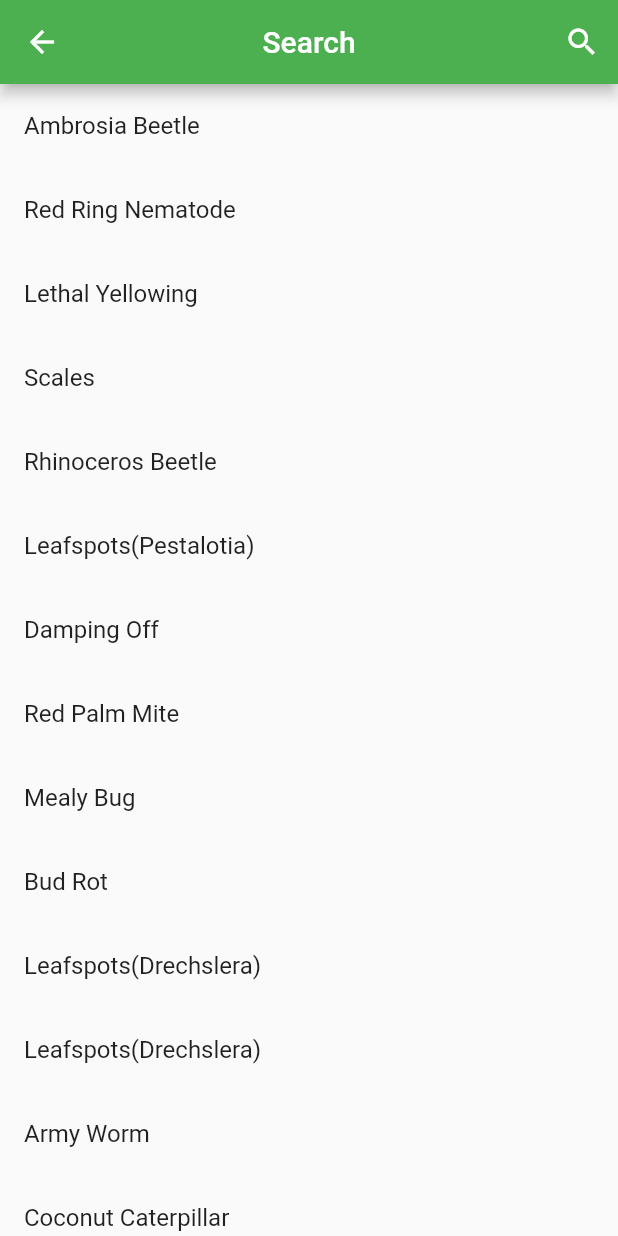
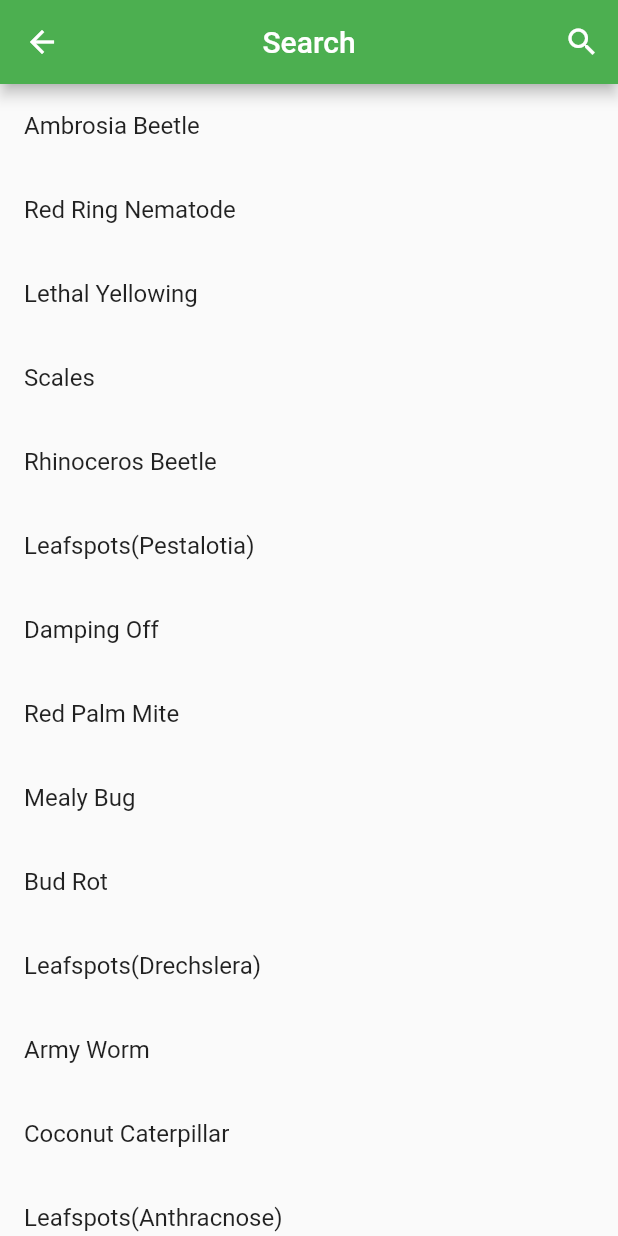
Before and after one commit to forbes27/cardi-coco-support-app, a Flutter app: the Search screen opened directly, on a phone screen of 412 x 824 dp. Run offline on Flutter 3.47's test engine with Material 2 defaults, Android fonts, the phone set to English and light mode, and no system bars; our stand-ins replace firebase_auth, firebase_database, firebase_storage, flutter_tts, google_maps_flutter, google_sign_in and 2 more; accounts and stored records are empty; network calls fail.

Commit message:
Changes to be made to search engine

```diff
--- a/cardi_app/lib/ui/chat.dart
+++ b/cardi_app/lib/ui/chat.dart
@@ -126,7 +126,7 @@
     Widget imageBuild(String str) { //returns an image container widget
       return new Container(
         padding: const EdgeInsets.all(2.0),
-          child: new Image.network("${str}"),
+          child: new Image.network("$str}"),
         width: 300.0,
         height: 300.0,
       );
--- a/cardi_app/lib/ui/homepage.dart
+++ b/cardi_app/lib/ui/homepage.dart
@@ -62,6 +62,7 @@
   Widget build(BuildContext context) {
     //place more multiple widgets into a parent called Container
     Widget titleSection = new Container(
+      /*
       decoration: new BoxDecoration(
         gradient: new LinearGradient(colors: [const Color(0xFFE8F5E9), const Color(0xFF43A047) ],
             begin: FractionalOffset.topLeft,
@@ -70,6 +71,7 @@
             tileMode: TileMode.clamp
         ),
       ),
+      */
       padding: const EdgeInsets.all(15.0),//top, bottom, left, right
       child: new Row(
         children: <Widget>[
@@ -118,7 +120,7 @@
         children: <Widget>[
             ClipRRect(
               borderRadius: new BorderRadius.circular(10.0),
-              child: new Image.network('http://namfruit.com/wp-content/uploads/2015/10/2.jpg',
+              child: new Image.network('https://cocospure.com/wp-content/uploads/2014/11/Coconuts.jpg',
                 height: 300,
                 width: 500,
                 fit: BoxFit.cover,
--- a/cardi_app/lib/ui/pests.dart
+++ b/cardi_app/lib/ui/pests.dart
@@ -5,6 +5,7 @@
 import 'homepage.dart';
 import 'package:cardi_app/models/user.dart';
 import 'package:flutter_tts/flutter_tts.dart';
+import 'dart:async';
 
 class PestDetail extends StatelessWidget{
 
--- a/cardi_app/lib/ui/search.dart
+++ b/cardi_app/lib/ui/search.dart
@@ -64,7 +64,6 @@
     _list.add("Red Palm Mite");
     _list.add("Mealy Bug");
     _list.add("Bud Rot");
-    _list.add("Leafspots(Drechslera)");
     _list.add("Leafspots(Drechslera)");
     _list.add("Army Worm");
     _list.add("Coconut Caterpillar");
@@ -175,9 +174,35 @@
       for (int i = 0; i < _list.length; i++) {
         String data = _list[i];
         if (data.toLowerCase().contains(searchForText.toLowerCase())) {
-          searchRes.add(data);
+            searchRes.add(data);
         }
       }
+      //return _searchResDisplay();
     }
   }
+
+  /*
+  void _searchResDisplay() {
+    setState(() {
+      return new MaterialButton(
+        onPressed: () async {
+          if(selected != null && selected != _searchForText){
+            setState((){
+              searchForText = selected;
+            });
+          }
+
+          /*
+            Navigator.push(
+              context,
+              MaterialPageRoute(builder: (BuildContext context) => PestsPage()),
+            );
+            */
+          },
+          );
+        }
+      );
+    }
+    */
+
 }
```
Lines whose indentation alone changed are shown as unchanged.
